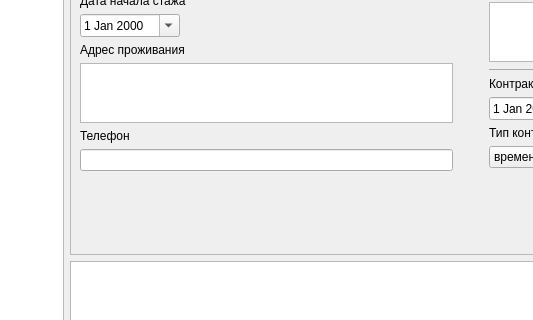
Before: the Qt Designer form department/view/mainwindow.ui in Markoutte/department-eltech, drawn with Qt 5; both pictures show x 147 to 680 and y 260 to 580 of the 1030 by 700 pixel window.
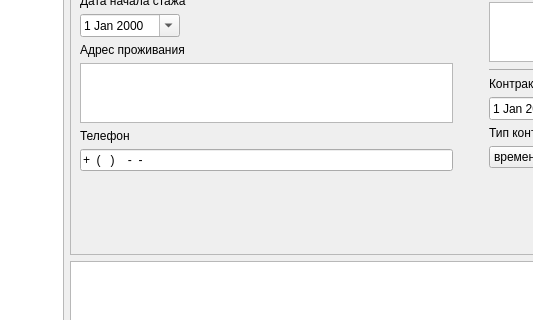
After: the same form once the commit is applied.

Patch:
```diff
--- a/department/view/mainwindow.ui
+++ b/department/view/mainwindow.ui
@@ -299,7 +299,11 @@
             </widget>
            </item>
            <item>
-            <widget class="QLineEdit" name="phone_le"/>
+            <widget class="QLineEdit" name="phone_le">
+             <property name="inputMask">
+              <string>+D (DDD) DDD-DD-DD; </string>
+             </property>
+            </widget>
            </item>
            <item>
             <spacer name="verticalSpacer">
```
Left out of the diff: 8 changed lines with no effect on the pictures.
